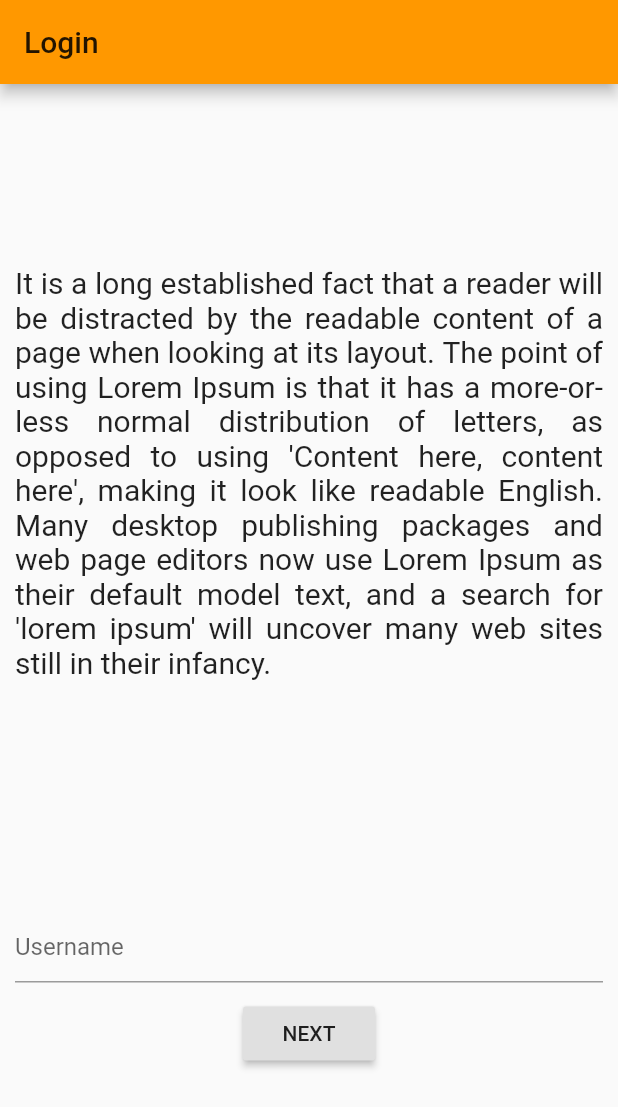
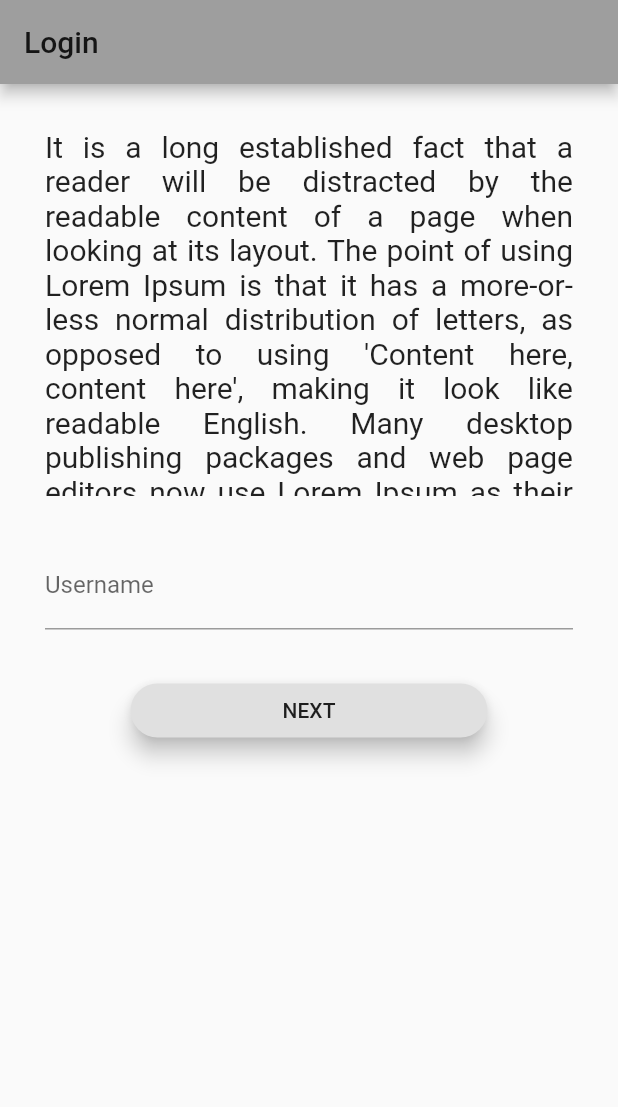
Before and after one commit to MohsenDehghankar/project_tracker, a Flutter app: the screen it shows after launch, on a phone screen of 412 x 824 dp. Shown: the top 1107 px of the screen. Run offline on Flutter 3.47's test engine with Material 2 defaults, Android fonts, the phone set to English and light mode, and no system bars.

Commit message:
initialize basic widgets

```diff
--- /dev/null
+++ b/lib/AuthWidgets.dart
@@ -0,0 +1,84 @@
+import 'package:flutter/material.dart';
+import 'package:flutter/widgets.dart';
+
+class AuthWidgets {
+  static Widget buildUsernameInputWidget(
+      BuildContext context, void Function() f) {
+    return Column(
+        mainAxisAlignment: MainAxisAlignment.center,
+        children: <Widget>[
+          Padding(
+              padding: EdgeInsets.all(30.0),
+              child: TextField(
+                // todo
+                controller: TextEditingController(),
+                textInputAction: TextInputAction.next,
+                decoration: InputDecoration(
+                  // hintText: "Username",
+                  labelText: "Username",
+                ),
+              )),
+          _buildLoginButton(context, f, "NEXT")
+        ]);
+  }
+
+  ///
+  ///
+  ///
+  static Widget _buildLoginButton(
+      BuildContext context, void Function() f, String text) {
+    return RaisedButton(
+        // color: Theme.of(context).backgroundColor,
+        elevation: 6.0,
+        // splashColor: Theme.of(context).,
+        shape: RoundedRectangleBorder(
+          borderRadius: BorderRadius.circular(30.0),
+        ),
+        textTheme: ButtonTextTheme.normal,
+        onPressed: f,
+        child: Container(
+            width: MediaQuery.of(context).size.width / 2,
+            child: Center(
+                child: Text(
+              text,
+            ))));
+  }
+
+  static Widget buildDescriptionWidget(BuildContext context) {
+    var spaceForDesc = MediaQuery.of(context).size.height / 3;
+    return Container(
+        height: spaceForDesc,
+        child: Scrollbar(
+            thickness: 20.0,
+            radius: Radius.circular(20.0),
+            child: SingleChildScrollView(
+                child: Padding(
+                    padding: EdgeInsets.all(30.0),
+                    child: Text(
+                      """
+It is a long established fact that a reader will be distracted by the readable content of a page when looking at its layout. The point of using Lorem Ipsum is that it has a more-or-less normal distribution of letters, as opposed to using 'Content here, content here', making it look like readable English. Many desktop publishing packages and web page editors now use Lorem Ipsum as their default model text, and a search for 'lorem ipsum' will uncover many web sites still in their infancy.
+      """,
+                      style: TextStyle(fontSize: 20),
+                      textAlign: TextAlign.justify,
+                    )))));
+  }
+
+  static Widget buildPasswordInputWidget(BuildContext context) {
+    return Column(
+        mainAxisAlignment: MainAxisAlignment.center,
+        children: <Widget>[
+          Padding(
+              padding: EdgeInsets.all(30.0),
+              child: TextField(
+                // todo
+                controller: TextEditingController(),
+                textInputAction: TextInputAction.send,
+                obscureText: true,
+                decoration: InputDecoration(
+                    labelText: "Password"
+                    ),
+              )),
+          _buildLoginButton(context, () {}, "Login")
+        ]);
+  }
+}
--- a/lib/main.dart
+++ b/lib/main.dart
@@ -1,5 +1,6 @@
 import 'package:flutter/material.dart';
 import 'package:flutter/widgets.dart';
+import 'package:project_tracker/AuthWidgets.dart';
 
 void main() {
   runApp(MyApp());
@@ -12,7 +13,7 @@ class MyApp extends StatelessWidget {
     return MaterialApp(
       title: 'Flutter Demo',
       theme: ThemeData(
-        primarySwatch: Colors.orange,
+        primarySwatch: Colors.grey,
         visualDensity: VisualDensity.adaptivePlatformDensity,
       ),
       home: LoginWidget(title: 'Login'),
@@ -29,18 +30,18 @@ class LoginWidget extends StatefulWidget {
 }
 
 class _LoginState extends State<LoginWidget> {
+  bool isUsrPage;
 
-  Widget _buildDescriptionWidget() {
-    return SingleChildScrollView(
-        child: Padding(
-            padding: EdgeInsets.all(10.0),
-            child: Text(
-              """
-It is a long established fact that a reader will be distracted by the readable content of a page when looking at its layout. The point of using Lorem Ipsum is that it has a more-or-less normal distribution of letters, as opposed to using 'Content here, content here', making it look like readable English. Many desktop publishing packages and web page editors now use Lorem Ipsum as their default model text, and a search for 'lorem ipsum' will uncover many web sites still in their infancy.
-      """,
-              style: TextStyle(fontSize: 20),
-              textAlign: TextAlign.justify,
-            )));
+  @override
+  void initState() {
+    super.initState();
+    isUsrPage = true;
+  }
+
+  void enterPassword() {
+    setState(() {
+      isUsrPage = false;
+    });
   }
 
   @override
@@ -49,34 +50,18 @@ It is a long established fact that a reader will be distracted by the readable c
         appBar: AppBar(
           title: Text(widget.title),
         ),
-      body: Center(
+        body: SingleChildScrollView(
+          child: Center(
             child: Column(
-          mainAxisAlignment: MainAxisAlignment.spaceEvenly,
               children: <Widget>[
-            Container(
-              child: _buildDescriptionWidget(),
-            ),
-            Column(
-                children: <Widget>[
-                  Padding(
-                    padding: EdgeInsets.all(10.0),
-                    child: TextField(
-                        decoration: InputDecoration(
-                        hintText: "Username"
-                    ),
-                  )),
-                  RaisedButton(
-                    textTheme: ButtonTextTheme.normal,
-                    onPressed: () {},
-                    child: Text(
-                      "NEXT"
-                    )
-                  )
-                ]
-            )
+                AuthWidgets.buildDescriptionWidget(context),
+                isUsrPage
+                    ? AuthWidgets.buildUsernameInputWidget(
+                        context, enterPassword)
+                    : AuthWidgets.buildPasswordInputWidget(context)
               ],
             ),
           ),
-    );
+        ));
   }
 }
```
Lines whose indentation alone changed are shown as unchanged.
